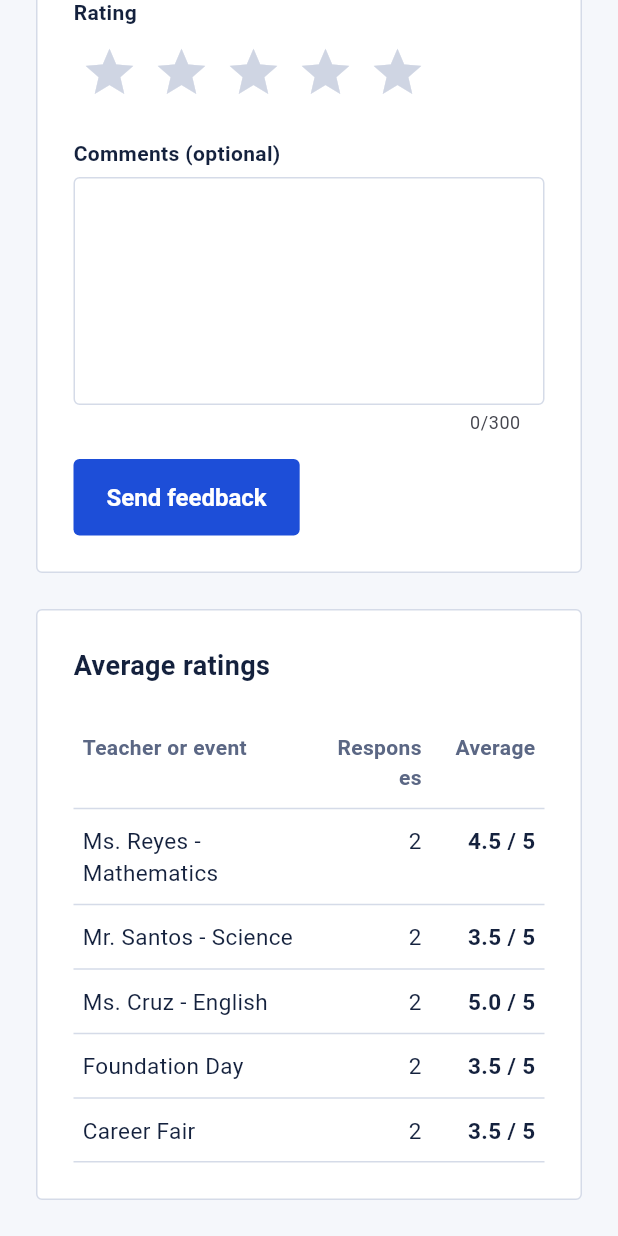
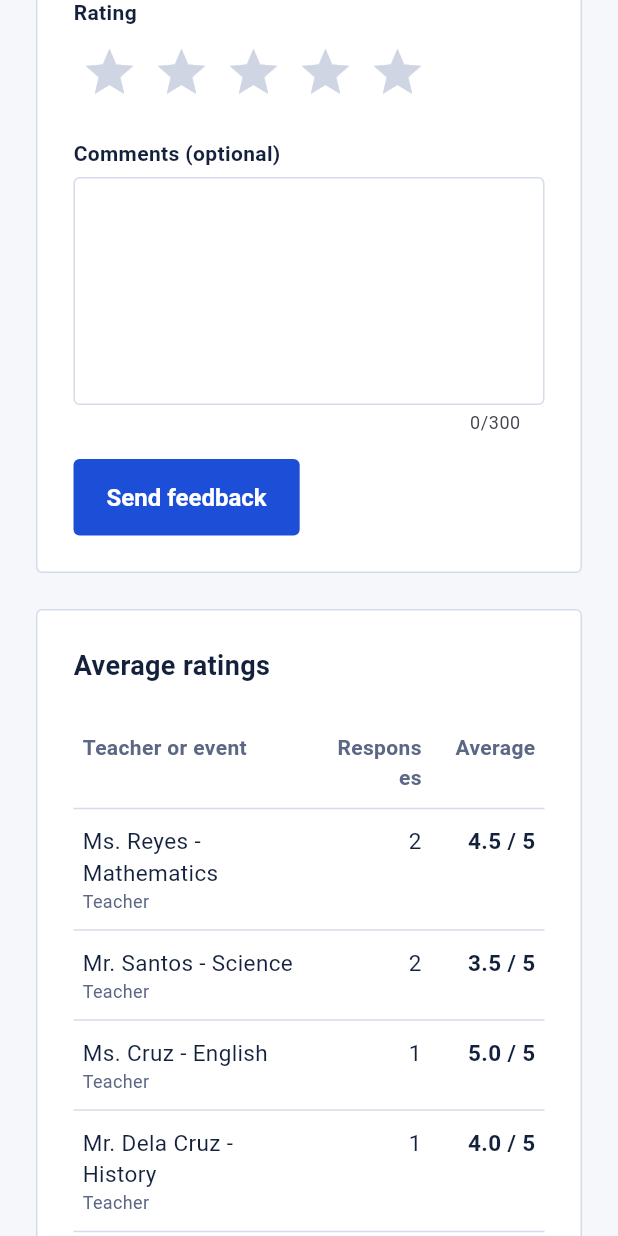
Before and after one commit to notvinnie/CAPSTONE-Dano, a Flutter app: the screen it shows after launch, scrolled down 335 dp, on a phone screen of 412 x 824 dp. Run offline on Flutter 3.47's test engine with Material 3 defaults, Android fonts, the phone set to English and light mode, and no system bars; Roboto replaces fonts that are missing (Segoe UI).

Commit message:
Added models and separated the data folder

```diff
--- /dev/null
+++ b/capstone_dano/lib/data/dummy_data.dart
@@ -0,0 +1,28 @@
+import '../models/rating.dart';
+import '../models/target.dart';
+
+const List<Target> targets = [
+  Target('Ms. Reyes - Mathematics', 'Teacher'),
+  Target('Mr. Santos - Science', 'Teacher'),
+  Target('Ms. Cruz - English', 'Teacher'),
+  Target('Mr. Dela Cruz - History', 'Teacher'),
+  Target('Ms. Garcia - Filipino', 'Teacher'),
+  Target('Mr. Lim - Computer Science', 'Teacher'),
+  Target('Foundation Day', 'Event'),
+  Target('Career Fair', 'Event'),
+  Target('Science Fair', 'Event'),
+  Target('Intramurals', 'Event'),
+];
+
+const List<Rating> sampleRatings = [
+  Rating('Ms. Reyes - Mathematics', 5, 'Explains every step clearly.'),
+  Rating('Ms. Reyes - Mathematics', 4, 'Good pace, a bit of homework.'),
+  Rating('Mr. Santos - Science', 4, 'The labs were fun.'),
+  Rating('Mr. Santos - Science', 3, ''),
+  Rating('Ms. Cruz - English', 5, 'Great feedback on essays.'),
+  Rating('Mr. Dela Cruz - History', 4, 'Stories make it easy to remember.'),
+  Rating('Ms. Garcia - Filipino', 5, ''),
+  Rating('Mr. Lim - Computer Science', 4, 'Clear demos in class.'),
+  Rating('Foundation Day', 3, 'Too crowded.'),
+  Rating('Career Fair', 5, 'Met useful contacts.'),
+];
--- a/capstone_dano/lib/main.dart
+++ b/capstone_dano/lib/main.dart
@@ -1,5 +1,7 @@
 import 'package:flutter/material.dart';
 
+import 'data/dummy_data.dart';
+import 'models/rating.dart';
 import 'widgets/app_theme.dart';
 import 'widgets/feedback_form.dart';
 import 'widgets/results_panel.dart';
@@ -20,8 +22,19 @@ class FeedbackApp extends StatelessWidget {
   }
 }
 
-class HomePage extends StatelessWidget {
+class HomePage extends StatefulWidget {
   const HomePage({super.key});
+
+  @override
+  State<HomePage> createState() => _HomePageState();
+}
+
+class _HomePageState extends State<HomePage> {
+  final List<Rating> _ratings = [...sampleRatings];
+
+  void _addRating(Rating rating) {
+    setState(() => _ratings.add(rating));
+  }
 
   @override
   Widget build(BuildContext context) {
@@ -47,21 +60,24 @@ class HomePage extends StatelessWidget {
                   ),
                   const SizedBox(height: 24),
                   LayoutBuilder(builder: (context, box) {
+                    final form = FeedbackForm(targets: targets, onSubmit: _addRating);
+                    final results = ResultsPanel(targets: targets, ratings: _ratings);
+
                     if (box.maxWidth >= 760) {
-                      return const Row(
+                      return Row(
                         crossAxisAlignment: CrossAxisAlignment.start,
                         children: [
-                          Expanded(child: FeedbackForm()),
-                          SizedBox(width: 24),
-                          Expanded(child: ResultsPanel()),
+                          Expanded(child: form),
+                          const SizedBox(width: 24),
+                          Expanded(child: results),
                         ],
                       );
                     }
-                    return const Column(
+                    return Column(
                       children: [
-                        FeedbackForm(),
-                        SizedBox(height: 24),
-                        ResultsPanel(),
+                        form,
+                        const SizedBox(height: 24),
+                        results,
                       ],
                     );
                   }),
--- /dev/null
+++ b/capstone_dano/lib/models/rating.dart
@@ -0,0 +1,7 @@
+class Rating {
+  const Rating(this.target, this.stars, this.comment);
+
+  final String target;
+  final int stars;
+  final String comment;
+}
--- /dev/null
+++ b/capstone_dano/lib/models/target.dart
@@ -0,0 +1,6 @@
+class Target {
+  const Target(this.name, this.type);
+
+  final String name;
+  final String type;
+}
--- a/capstone_dano/lib/widgets/feedback_form.dart
+++ b/capstone_dano/lib/widgets/feedback_form.dart
@@ -1,27 +1,55 @@
 import 'package:flutter/material.dart';
 
+import '../models/rating.dart';
+import '../models/target.dart';
 import 'app_theme.dart';
 import 'panel.dart';
 import 'star_rating.dart';
 
 class FeedbackForm extends StatefulWidget {
-  const FeedbackForm({super.key});
+  const FeedbackForm({super.key, required this.targets, required this.onSubmit});
+
+  final List<Target> targets;
+  final ValueChanged<Rating> onSubmit;
 
   @override
   State<FeedbackForm> createState() => _FeedbackFormState();
 }
 
 class _FeedbackFormState extends State<FeedbackForm> {
-  static const List<String> _options = [
-    'Ms. Reyes - Mathematics',
-    'Mr. Santos - Science',
-    'Ms. Cruz - English',
-    'Foundation Day',
-    'Career Fair',
-  ];
-
+  final _formKey = GlobalKey<FormState>();
+  final _comment = TextEditingController();
   String? _target;
   int _rating = 0;
+  int _formVersion = 0;
+  bool _ratingMissing = false;
+  bool _sent = false;
+
+  @override
+  void dispose() {
+    _comment.dispose();
+    super.dispose();
+  }
+
+  void _submit() {
+    final validTarget = _formKey.currentState!.validate();
+    final validRating = _rating > 0;
+    setState(() {
+      _ratingMissing = !validRating;
+      _sent = false;
+    });
+    if (!validTarget || !validRating) return;
+
+    widget.onSubmit(Rating(_target!, _rating, _comment.text.trim()));
+
+    setState(() {
+      _target = null;
+      _rating = 0;
+      _formVersion++;
+      _comment.clear();
+      _sent = true;
+    });
+  }
 
   Widget _label(String text) {
     return Padding(
@@ -34,26 +62,50 @@ class _FeedbackFormState extends State<FeedbackForm> {
   Widget build(BuildContext context) {
     return Panel(
       title: 'Leave a rating',
+      child: Form(
+        key: _formKey,
         child: Column(
           crossAxisAlignment: CrossAxisAlignment.start,
           children: [
             _label('Teacher or event'),
             DropdownButtonFormField<String>(
+              key: ValueKey(_formVersion),
               isExpanded: true,
               value: _target,
               hint: const Text('Choose one'),
-            items: _options.map((t) => DropdownMenuItem(value: t, child: Text(t))).toList(),
+              items: widget.targets.map((t) => DropdownMenuItem(value: t.name, child: Text(t.name))).toList(),
               onChanged: (v) => setState(() => _target = v),
+              validator: (v) => v == null ? 'Choose a teacher or event.' : null,
             ),
             const SizedBox(height: 20),
             _label('Rating'),
-          StarRating(rating: _rating, onChanged: (v) => setState(() => _rating = v)),
+            StarRating(
+              rating: _rating,
+              onChanged: (v) => setState(() {
+                _rating = v;
+                _ratingMissing = false;
+              }),
+            ),
+            if (_ratingMissing)
+              const Padding(
+                padding: EdgeInsets.only(top: 6),
+                child: Text('Pick a star rating.', style: TextStyle(color: danger, fontSize: 13)),
+              ),
             const SizedBox(height: 20),
             _label('Comments (optional)'),
-          const TextField(maxLines: 5, maxLength: 300),
+            TextField(controller: _comment, maxLines: 5, maxLength: 300),
             const SizedBox(height: 16),
-          FilledButton(onPressed: () {}, child: const Text('Send feedback')),
+            FilledButton(onPressed: _submit, child: const Text('Send feedback')),
+            if (_sent)
+              const Padding(
+                padding: EdgeInsets.only(top: 14),
+                child: Text(
+                  'Feedback sent. Thank you.',
+                  style: TextStyle(color: blue, fontWeight: FontWeight.w600),
+                ),
+              ),
           ],
+        ),
       ),
     );
   }
--- a/capstone_dano/lib/widgets/results_panel.dart
+++ b/capstone_dano/lib/widgets/results_panel.dart
@@ -1,41 +1,70 @@
 import 'package:flutter/material.dart';
 
+import '../models/rating.dart';
+import '../models/target.dart';
 import 'app_theme.dart';
 import 'panel.dart';
 
 class ResultsPanel extends StatelessWidget {
-  const ResultsPanel({super.key});
+  const ResultsPanel({super.key, required this.targets, required this.ratings});
 
-  static const List<List<String>> _rows = [
-    ['Ms. Reyes - Mathematics', '2', '4.5 / 5'],
-    ['Mr. Santos - Science', '2', '3.5 / 5'],
-    ['Ms. Cruz - English', '2', '5.0 / 5'],
-    ['Foundation Day', '2', '3.5 / 5'],
-    ['Career Fair', '2', '3.5 / 5'],
-  ];
+  final List<Target> targets;
+  final List<Rating> ratings;
 
-  TableRow _row(List<String> values, {bool header = false}) {
+  TableRow _row(Widget first, String count, String average, {bool header = false, bool empty = false}) {
     final base = TextStyle(
       fontWeight: header ? FontWeight.w600 : FontWeight.w400,
       color: header ? muted : ink,
       fontSize: header ? 14 : 15,
     );
-    final averageStyle = header ? base : base.copyWith(fontWeight: FontWeight.w700);
+    final averageStyle = header
+        ? base
+        : empty
+            ? base.copyWith(color: muted)
+            : base.copyWith(fontWeight: FontWeight.w700);
 
-    Widget cell(String text, TextAlign align, TextStyle style) => Padding(
+    Widget pad(Widget child) => Padding(
           padding: const EdgeInsets.symmetric(vertical: 11, horizontal: 6),
-          child: Text(text, textAlign: align, style: style),
+          child: child,
         );
 
+    Widget text(String value, TextStyle style) => pad(Text(value, textAlign: TextAlign.right, style: style));
+
     return TableRow(children: [
-      cell(values[0], TextAlign.left, base),
-      cell(values[1], TextAlign.right, base),
-      cell(values[2], TextAlign.right, averageStyle),
+      pad(first),
+      text(count, base),
+      text(average, averageStyle),
     ]);
+  }
+
+  Widget _nameCell(Target target) {
+    return Column(
+      crossAxisAlignment: CrossAxisAlignment.start,
+      children: [
+        Text(target.name, style: const TextStyle(color: ink, fontSize: 15)),
+        Text(target.type, style: const TextStyle(color: muted, fontSize: 12)),
+      ],
+    );
   }
 
   @override
   Widget build(BuildContext context) {
+    final rows = <TableRow>[
+      _row(
+        const Text('Teacher or event', style: TextStyle(color: muted, fontSize: 14, fontWeight: FontWeight.w600)),
+        'Responses',
+        'Average',
+        header: true,
+      ),
+    ];
+
+    for (final target in targets) {
+      final mine = ratings.where((r) => r.target == target.name).toList();
+      final total = mine.fold<int>(0, (sum, r) => sum + r.stars);
+      final average = mine.isEmpty ? 'No ratings' : '${(total / mine.length).toStringAsFixed(1)} / 5';
+      rows.add(_row(_nameCell(target), '${mine.length}', average, empty: mine.isEmpty));
+    }
+
     return Panel(
       title: 'Average ratings',
       child: Table(
@@ -48,10 +77,7 @@ class ResultsPanel extends StatelessWidget {
           horizontalInside: BorderSide(color: line),
           bottom: BorderSide(color: line),
         ),
-        children: [
-          _row(['Teacher or event', 'Responses', 'Average'], header: true),
-          ..._rows.map(_row),
-        ],
+        children: rows,
       ),
     );
   }
```
Also changed, not shown: 1 other file. Lines whose indentation alone changed are shown as unchanged.
